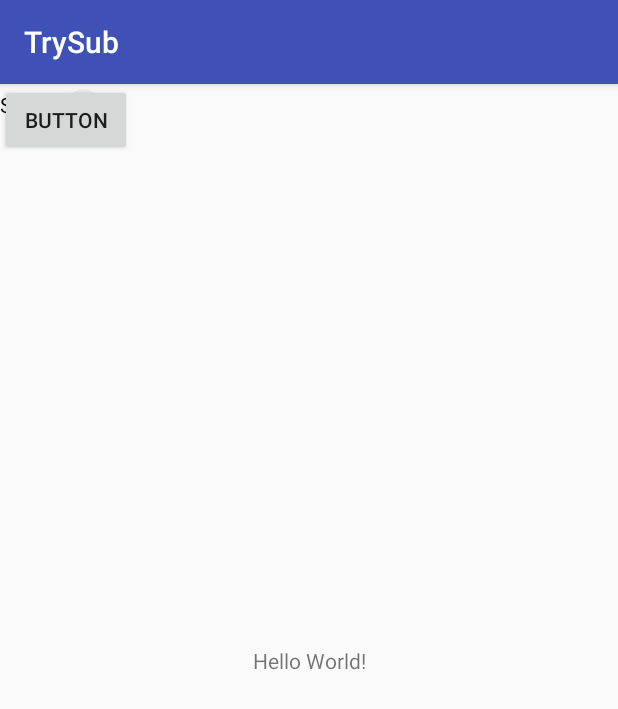
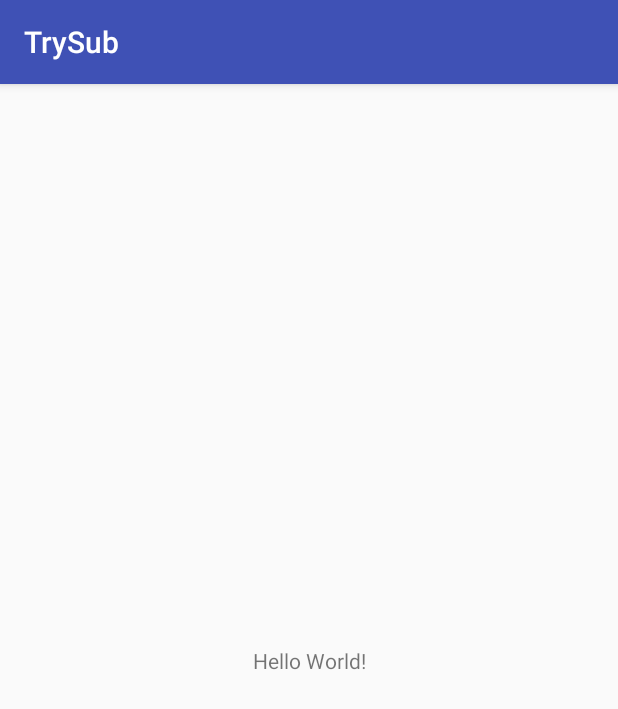
Before and after one commit to kittiponkie/TrySub, an Android app: the screen it shows after launch (MainActivity), on a phone screen of 412 x 824 dp. Shown: the top 709 px of the screen. Run offline under Robolectric (Android 15) with nearby library versions, the phone set to English and light mode, and no system bars.

Commit message:
delete layout

```diff
--- a/app/src/main/res/layout/activity_main.xml
+++ b/app/src/main/res/layout/activity_main.xml
@@ -15,20 +15,4 @@
         app:layout_constraintRight_toRightOf="parent"
         app:layout_constraintTop_toTopOf="parent" />
 
-    <Button
-        android:id="@+id/button"
-        android:layout_width="wrap_content"
-        android:layout_height="wrap_content"
-        android:text="Button"
-        tools:layout_editor_absoluteX="121dp"
-        tools:layout_editor_absoluteY="350dp" />
-
-    <Switch
-        android:id="@+id/switch1"
-        android:layout_width="wrap_content"
-        android:layout_height="wrap_content"
-        android:text="Switch"
-        tools:layout_editor_absoluteX="71dp"
-        tools:layout_editor_absoluteY="168dp" />
-
 </android.support.constraint.ConstraintLayout>
```
